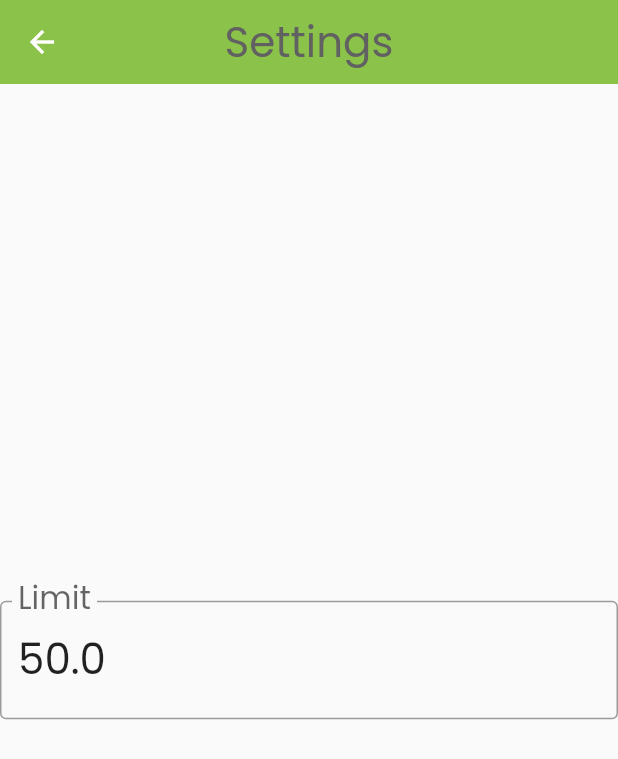
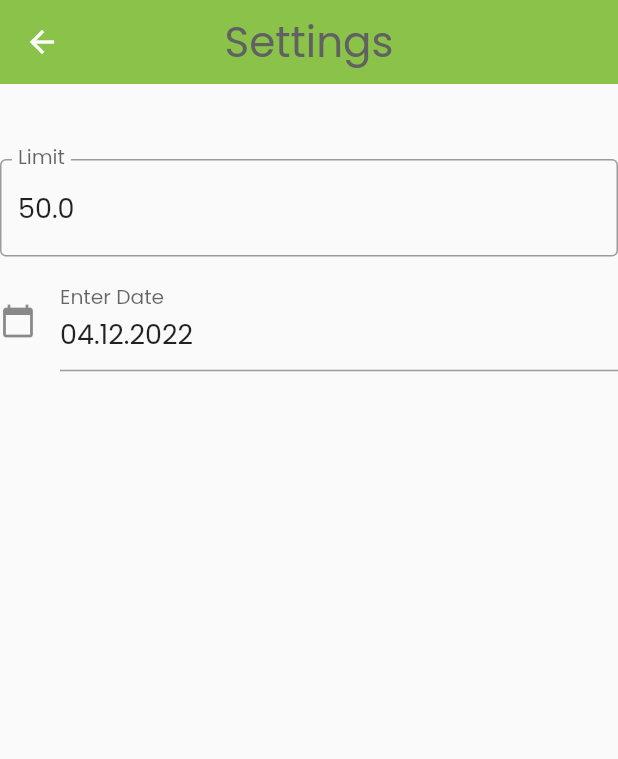
Before and after one commit to faehndrichm/moneten-master, a Flutter app: the screen it shows after launch, in the side drawer, after a tap on "Settings", on a phone screen of 412 x 824 dp. Shown: the top 759 px of the screen. Run offline on Flutter 3.47's test engine with Material 2 defaults, Android fonts, the phone set to English and light mode, and no system bars; our stand-ins replace flutter_riverpod, heroicons, shared_preferences; missing offline and left inert: dart:ffi.

Commit message:
Added start date setting
The user can now set a start date from
which the expenditure calculation should be started.

```diff
--- a/lib/entities/limit.dart
+++ b/lib/entities/limit.dart
@@ -2,5 +2,7 @@ import 'dart:ffi';
 
 class Limit {
   double value;
-  Limit({required this.value});
+  // The date from which the current values should be calculated
+  DateTime beginCountDate;
+  Limit({required this.value, required this.beginCountDate});
 }
--- a/lib/helper.dart
+++ b/lib/helper.dart
@@ -1,4 +1,5 @@
 import 'package:intl/intl.dart';
+// TODO convert to extension
 
 String toDateString(DateTime date) {
   final f = DateFormat('yyyy-MM-dd');
--- a/lib/persistence/settings_persistence.dart
+++ b/lib/persistence/settings_persistence.dart
@@ -4,10 +4,12 @@ import 'package:flutter_riverpod/flutter_riverpod.dart';
 import 'package:shared_preferences/shared_preferences.dart';
 import 'package:simple_budget/entities/cash.dart';
 import 'package:simple_budget/entities/limit.dart';
+import 'package:simple_budget/helper.dart';
 import 'package:simple_budget/persistence/settings_persistence_interface.dart';
 
 class SettingsPersistenceSharedPrefs implements SettingsPersistenceInterface {
   static const String limitPersistenceName = 'money_limit';
+  static const String beginCountDatePersistenceName = 'begin_count_date';
   static const double standardLimit = 50;
   static const String cashPersistenceName = 'cash_per_day';
 
@@ -15,16 +17,20 @@ class SettingsPersistenceSharedPrefs implements SettingsPersistenceInterface {
   void saveLimit(Limit limit) async {
     final prefs = await SharedPreferences.getInstance();
     await prefs.setDouble(limitPersistenceName, limit.value);
+    await prefs.setString(beginCountDatePersistenceName, toDateString(limit.beginCountDate));
   }
 
   @override
   Future<Limit> loadLimit() async {
     final prefs = await SharedPreferences.getInstance();
 
-    Limit ret = Limit(value: standardLimit);
+    Limit ret = Limit(value: standardLimit, beginCountDate: DateTime.now());
 
     try {
-      ret = Limit(value: prefs.getDouble(limitPersistenceName) ?? standardLimit);
+
+      String date = prefs.getString(beginCountDatePersistenceName) ?? "";
+
+      ret = Limit(value: prefs.getDouble(limitPersistenceName) ?? standardLimit, beginCountDate: fromDateString(date));
     }
     catch(_) {
      // do nothing
--- a/lib/persistence/settings_persistence_interface.dart
+++ b/lib/persistence/settings_persistence_interface.dart
@@ -9,7 +9,7 @@ abstract class SettingsPersistenceInterface {
 
   void saveLimit(Limit limit) async {}
   Future<Limit> loadLimit() async {
-    return Limit(value: 0);
+    return Limit(value: 0, beginCountDate: DateTime.now());
   }
 
   void saveMoneySpent(Cash cash) async {}
--- a/lib/providers.dart
+++ b/lib/providers.dart
@@ -1,3 +1,4 @@
+import 'package:flutter/cupertino.dart';
 import 'package:flutter_riverpod/flutter_riverpod.dart';
 import 'package:shared_preferences/shared_preferences.dart';
 import 'package:simple_budget/persistence/settings_persistence.dart';
@@ -49,10 +50,20 @@ class LimitNotifier extends StateNotifier<Limit> {
   SettingsPersistenceInterface standardPersistenceInterface =
       SettingsPersistenceSharedPrefs();
 
-  LimitNotifier() : super(Limit(value: 50));
+  LimitNotifier() : super(Limit(value: 50, beginCountDate: DateTime.now()));
 
-  setLimit(double value) async {
-    state = Limit(value: value);
+  setLimit(double value, DateTime beginCountDate) {
+    state = Limit(value: value, beginCountDate: beginCountDate);
+    saveLimitToStandardPersistence(state);
+  }
+
+  setStartDate(DateTime startDate) {
+    state = Limit(value: state.value, beginCountDate: startDate);
+    saveLimitToStandardPersistence(state);
+  }
+
+  setLimitValue(double value) {
+    state = Limit(value: value, beginCountDate: state.beginCountDate);
     saveLimitToStandardPersistence(state);
   }
 
@@ -85,20 +96,31 @@ class CashNotifier extends StateNotifier<Cash> {
     double remaining = 0;
 
     DateTime comparisonDate = forDay.add(const Duration(days: -1));
+    DateTime startDate = limit.beginCountDate;
+
     // If only current month should be counted then there needs to be a isAfter also
     var datesBefore = state.cashPerDay.keys
-        .where((element) => DateTime.parse(element).isBefore(comparisonDate));
+        .where((element) => DateTime.parse(element).isBefore(comparisonDate) && DateTime.parse(element).isAfter(startDate.add(const Duration(days: -1))));
+
     for (var day in datesBefore) {
       remaining += limit.value - (state.cashPerDay[day] ?? 0);
     }
 
-    for (int i = 1; i < forDay.day; i++) {
-      String dateString = toDateString(DateTime(forDay.year, forDay.month, i));
+    List<DateTime> days = [];
+    for (int i = 0; i <= forDay.difference(startDate).inDays; i++) {
+      days.add(startDate.add(Duration(days: i)));
+    }
+
+    // Go through all days from the begin date to the searched for day and add the remainder
+    // for all days not already included before
+    for(DateTime day in days) {
+      String dateString = toDateString(day);
       if (state.cashPerDay.containsKey(dateString)) {
         continue;
       }
       remaining += limit.value;
     }
+
     return remaining;
   }
 
--- a/lib/screens/home_screen.dart
+++ b/lib/screens/home_screen.dart
@@ -1,6 +1,7 @@
 import 'package:flutter/material.dart';
 import 'package:flutter_riverpod/flutter_riverpod.dart';
 import 'package:heroicons/heroicons.dart';
+import 'package:simple_budget/entities/day.dart';
 import 'package:simple_budget/providers.dart';
 import 'package:simple_budget/screens/add_value_screen.dart';
 import 'package:simple_budget/screens/set_value_screen.dart';
@@ -15,9 +16,6 @@ class HomeScreen extends ConsumerStatefulWidget {
   @override
   ConsumerState<HomeScreen> createState() => _HomeScreenState();
 }
-
-// TODO implement setting so user can decide from which date on the money_spent should be counted, i.e. start at 12.8.2022 to start counting
-
 
 // TODO set currency
 
@@ -78,6 +76,7 @@ class _HomeScreenState extends ConsumerState<HomeScreen> {
                   DateTime.now().add(Duration(days: -index));
               double spentToday = cash.cashPerDay[toDateString(selectedDate)] ?? 0;
               int currentDayOfMonth = selectedDate.day;
+
               double limit = dailyLimit.value +
                   ref
                       .read(cashProvider.notifier)
@@ -103,11 +102,11 @@ class _HomeScreenState extends ConsumerState<HomeScreen> {
                       Row(
                         mainAxisAlignment: MainAxisAlignment.spaceBetween,
                         children: [
-                          if (currentDayOfMonth == 1)
+                          if (!selectedDate.isAfter(ref.read(limitProvider).beginCountDate.add(Duration(days: 1))))
                             const SizedBox(
                               width: 64,
                             ),
-                          if (currentDayOfMonth != 1)
+                          if (selectedDate.isAfter(ref.read(limitProvider).beginCountDate.add(Duration(days: 1))))
                             IconButton(
                               onPressed: () {
                                 pageViewController.animateToPage(index + 1,
--- a/lib/screens/settings_screen.dart
+++ b/lib/screens/settings_screen.dart
@@ -3,6 +3,7 @@ import 'package:flutter/material.dart';
 import 'package:flutter/src/widgets/container.dart';
 import 'package:flutter/src/widgets/framework.dart';
 import 'package:flutter_riverpod/flutter_riverpod.dart';
+import 'package:simple_budget/helper.dart';
 import 'package:simple_budget/providers.dart';
 
 class SettingsScreen extends ConsumerWidget {
@@ -11,11 +12,15 @@ class SettingsScreen extends ConsumerWidget {
   @override
   Widget build(BuildContext context, WidgetRef ref) {
     final limitController = TextEditingController();
-    limitController.text =
-                ref.read(limitProvider).value.toString();
+    var limit = ref.watch(limitProvider);
+
+    limitController.text = limit.value.toString();
+
+    final dateController = TextEditingController();
+    dateController.text = toDateStringUI(limit.beginCountDate);
 
     final textField = TextField(
-        style: const TextStyle(fontSize: 28),
+        style: const TextStyle(fontSize: 18),
         controller: limitController,
         keyboardType: TextInputType.number,
         decoration: const InputDecoration(
@@ -25,7 +30,7 @@ class SettingsScreen extends ConsumerWidget {
         onSubmitted: (value) {
           double? limit = double.tryParse(value);
           if (limit != null && limit > 0) {
-            ref.read(limitProvider.notifier).setLimit(limit);
+            ref.read(limitProvider.notifier).setLimitValue(limit);
             Navigator.pop(context);
           } else {
             limitController.text =
@@ -35,8 +40,7 @@ class SettingsScreen extends ConsumerWidget {
                 duration: const Duration(seconds: 20),
                 action: SnackBarAction(
                   label: 'OK',
-                  onPressed: () {
-                  },
+                  onPressed: () {},
                 ),
                 content: const Text("Na das geht aber nicht!"),
               ),
@@ -44,15 +48,60 @@ class SettingsScreen extends ConsumerWidget {
           }
         });
 
-    return Scaffold(appBar: AppBar(
+    final textFieldBeginDate = TextField(
+        style: const TextStyle(fontSize: 18),
+        controller: dateController, //editing controller of this TextField
+        decoration: const InputDecoration(
+            icon: Icon(Icons.calendar_today), //icon of text field
+            labelText: "Enter Date" //label text of field
+            ),
+        readOnly: true, // when true user cannot edit text
+        onTap: () async {
+          DateTime? pickedDate = await showDatePicker(
+              context: context,
+              initialDate: limit.beginCountDate,
+              firstDate: DateTime(2000),
+              lastDate: DateTime.now());
+
+          if (pickedDate != null) {
+            dateController.text = toDateStringUI(pickedDate);
+            ref.read(limitProvider.notifier).setStartDate(pickedDate);
+          } else {
+            ScaffoldMessenger.of(context).showSnackBar(
+              SnackBar(
+                duration: const Duration(seconds: 20),
+                action: SnackBarAction(
+                  label: 'OK',
+                  onPressed: () {},
+                ),
+                content: const Text("No date was selected"),
+              ),
+            );
+          }
+        });
+
+    return Scaffold(
+        appBar: AppBar(
           centerTitle: true,
           elevation: 0,
           backgroundColor: Colors.lightGreen,
           title: Text(
             "Settings",
             style: TextStyle(
-              fontFamily: 'Poppins', fontSize: 28, color: Colors.grey.shade700),
+                fontFamily: 'Poppins',
+                fontSize: 28,
+                color: Colors.grey.shade700),
           ),
-      ), body: Center(child: textField));
+        ),
+        body: Column(
+            mainAxisAlignment: MainAxisAlignment.start,
+            children: <Widget>[
+              const SizedBox(
+                height: 50,
+              ),
+              textField,
+              const SizedBox(height: 10),
+              textFieldBeginDate
+            ]));
   }
 }
```
Lines whose indentation alone changed are shown as unchanged.
